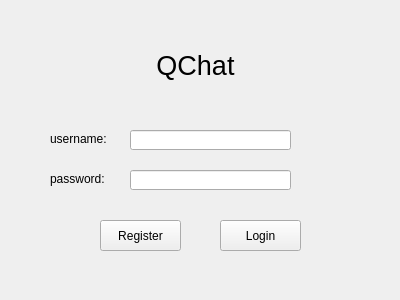
Qt form src/client/loginwidget.ui (Wmiracle-2002/chatserver) before a commit.
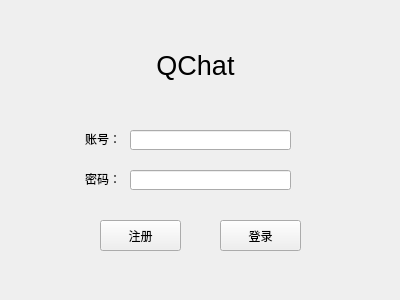
The same form after that commit.

```diff
--- a/src/client/loginwidget.ui
+++ b/src/client/loginwidget.ui
@@ -23,7 +23,7 @@
     </rect>
    </property>
    <property name="text">
-    <string>Register</string>
+    <string>注册</string>
    </property>
   </widget>
   <widget class="QPushButton" name="loginButton">
@@ -36,7 +36,7 @@
     </rect>
    </property>
    <property name="text">
-    <string>Login</string>
+    <string>登录</string>
    </property>
   </widget>
   <widget class="QLabel" name="QChatLabel">
@@ -68,12 +68,15 @@
     <rect>
      <x>50</x>
      <y>130</y>
-     <width>81</width>
+     <width>71</width>
      <height>17</height>
     </rect>
    </property>
    <property name="text">
-    <string>username:</string>
+    <string>账号：</string>
+   </property>
+   <property name="alignment">
+    <set>Qt::AlignmentFlag::AlignRight|Qt::AlignmentFlag::AlignTrailing|Qt::AlignmentFlag::AlignVCenter</set>
    </property>
   </widget>
   <widget class="QLabel" name="passwordLable">
@@ -81,12 +84,15 @@
     <rect>
      <x>50</x>
      <y>170</y>
-     <width>81</width>
+     <width>71</width>
      <height>17</height>
     </rect>
    </property>
    <property name="text">
-    <string>password:</string>
+    <string>密码：</string>
+   </property>
+   <property name="alignment">
+    <set>Qt::AlignmentFlag::AlignRight|Qt::AlignmentFlag::AlignTrailing|Qt::AlignmentFlag::AlignVCenter</set>
    </property>
   </widget>
   <widget class="QLineEdit" name="usernameEdit">
```
